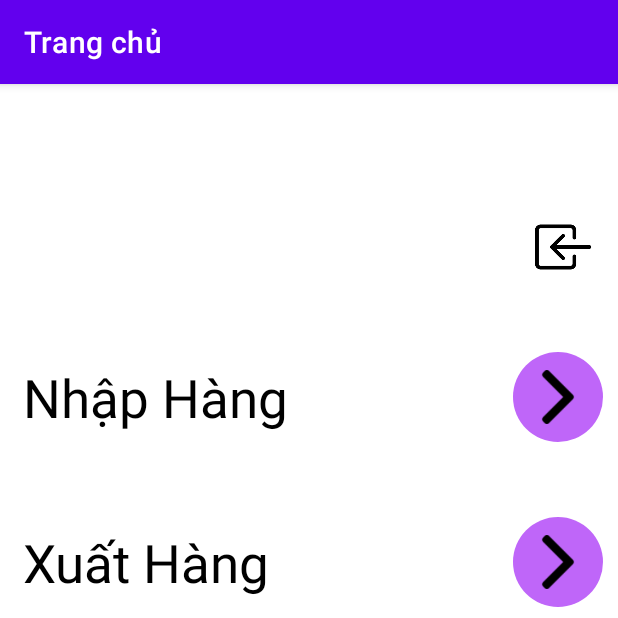
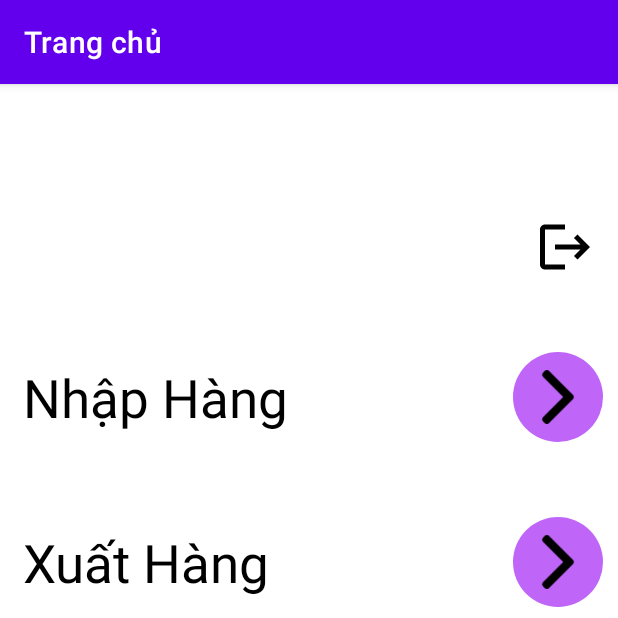
Before and after one commit to ThangTV1120/AppQuanLyGiay, an Android app: the MainActivity screen opened directly, with no data from a screen before it, on a phone screen of 412 x 824 dp, the top half of it. Run offline under Robolectric (Android 15) with nearby library versions, the phone set to English and light mode, and no system bars.

Commit message:
update icon

```diff
--- /dev/null
+++ b/app/src/main/res/drawable/ic_baseline_logout_24.xml
@@ -0,0 +1,5 @@
+<vector android:autoMirrored="true" android:height="24dp"
+    android:tint="#000000" android:viewportHeight="24"
+    android:viewportWidth="24" android:width="24dp" xmlns:android="http://schemas.android.com/apk/res/android">
+    <path android:fillColor="@android:color/white" android:pathData="M17,7l-1.41,1.41L18.17,11H8v2h10.17l-2.58,2.58L17,17l5,-5zM4,5h8V3H4c-1.1,0 -2,0.9 -2,2v14c0,1.1 0.9,2 2,2h8v-2H4V5z"/>
+</vector>
--- /dev/null
+++ b/app/src/main/res/drawable/ic_baseline_person_24.xml
@@ -0,0 +1,5 @@
+<vector android:height="24dp" android:tint="#000000"
+    android:viewportHeight="24" android:viewportWidth="24"
+    android:width="24dp" xmlns:android="http://schemas.android.com/apk/res/android">
+    <path android:fillColor="@android:color/white" android:pathData="M12,12c2.21,0 4,-1.79 4,-4s-1.79,-4 -4,-4 -4,1.79 -4,4 1.79,4 4,4zM12,14c-2.67,0 -8,1.34 -8,4v2h16v-2c0,-2.66 -5.33,-4 -8,-4z"/>
+</vector>
--- a/app/src/main/res/layout/activity_login.xml
+++ b/app/src/main/res/layout/activity_login.xml
@@ -22,8 +22,8 @@
         <ImageView
             android:layout_width="350dp"
             android:layout_height="100dp"
+            android:layout_marginTop="15dp"
             android:layout_marginBottom="40dp"
-            android:layout_marginTop="15dp"
             android:src="@drawable/logo" />
 
         <TextView
@@ -47,6 +47,7 @@
                 android:layout_width="520dp"
                 android:layout_height="wrap_content"
                 android:layout_centerHorizontal="true"
+
                 android:ems="10"
                 android:hint="Tên đăng nhập"
                 android:inputType="textPersonName"
--- a/app/src/main/res/layout/activity_main.xml
+++ b/app/src/main/res/layout/activity_main.xml
@@ -25,7 +25,7 @@
                 android:layout_width="wrap_content"
                 android:layout_height="45dp"
                 android:layout_centerVertical="true"
-                android:layout_marginEnd="24dp"
+                android:layout_marginEnd="18dp"
                 android:layout_toStartOf="@+id/btt_DangXuat"
                 android:gravity="center_vertical"
 
@@ -41,7 +41,7 @@
                 android:layout_centerInParent="true"
                 android:layout_marginRight="5dp"
                 android:layout_weight="1"
-                android:src="@drawable/box_arrow" />
+                android:src="@drawable/ic_baseline_logout_24" />
 
         </RelativeLayout>
 
```
Also changed, not shown: app/src/main/res/drawable/background_login.jpg (added).
